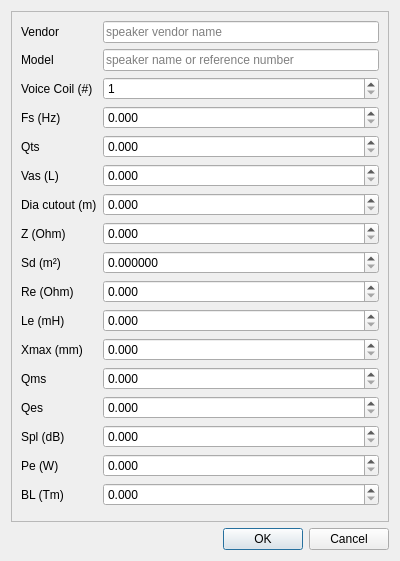
Above: speakerdialog.ui from be1/qspeakers before the change. Below: the same form after it.
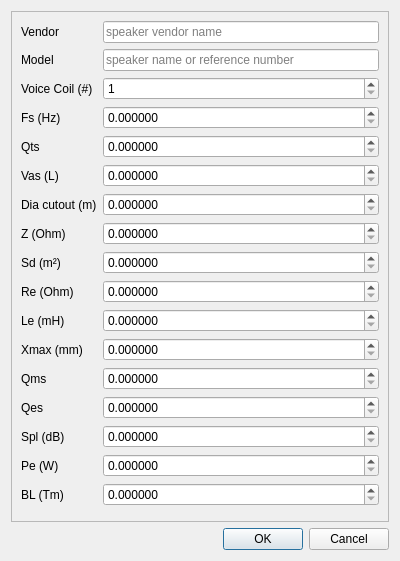
That is the form after the change.

Commit message: Increase decimals in spk edition popup

```diff
--- a/speakerdialog.ui
+++ b/speakerdialog.ui
@@ -21,7 +21,14 @@
       <bool>true</bool>
      </property>
     <widget class="QWidget" name="scrollAreaWidgetContents">
-
+      <property name="geometry">
+       <rect>
+        <x>0</x>
+        <y>0</y>
+        <width>366</width>
+        <height>577</height>
+       </rect>
+      </property>
     <layout class="QFormLayout" name="speakerFormLayout">
      <property name="fieldGrowthPolicy">
       <enum>QFormLayout::AllNonFixedFieldsGrow</enum>
@@ -64,7 +71,7 @@
      <item row="3" column="1">
       <widget class="QDoubleSpinBox" name="fsDoubleSpinBox">
        <property name="decimals">
-        <number>3</number>
+          <number>6</number>
        </property>
        <property name="maximum">
         <double>999.990000000000009</double>
@@ -81,7 +88,7 @@
      <item row="4" column="1">
       <widget class="QDoubleSpinBox" name="qtsDoubleSpinBox">
        <property name="decimals">
-        <number>3</number>
+          <number>6</number>
        </property>
       </widget>
      </item>
@@ -95,7 +102,7 @@
      <item row="5" column="1">
       <widget class="QDoubleSpinBox" name="vasDoubleSpinBox">
        <property name="decimals">
-        <number>3</number>
+          <number>6</number>
        </property>
        <property name="maximum">
         <double>9999.989999999999782</double>
@@ -112,7 +119,7 @@
      <item row="7" column="1">
       <widget class="QDoubleSpinBox" name="diaDoubleSpinBox">
        <property name="decimals">
-        <number>3</number>
+          <number>6</number>
        </property>
        <property name="maximum">
         <double>99.998999999999995</double>
@@ -129,7 +136,7 @@
      <item row="8" column="1">
       <widget class="QDoubleSpinBox" name="zDoubleSpinBox">
        <property name="decimals">
-        <number>3</number>
+          <number>6</number>
        </property>
       </widget>
      </item>
@@ -157,7 +164,7 @@
      <item row="10" column="1">
       <widget class="QDoubleSpinBox" name="reDoubleSpinBox">
        <property name="decimals">
-        <number>3</number>
+          <number>6</number>
        </property>
       </widget>
      </item>
@@ -171,7 +178,7 @@
      <item row="11" column="1">
       <widget class="QDoubleSpinBox" name="leDoubleSpinBox">
        <property name="decimals">
-        <number>3</number>
+          <number>6</number>
        </property>
       </widget>
      </item>
@@ -185,7 +192,7 @@
      <item row="12" column="1">
       <widget class="QDoubleSpinBox" name="xmaxDoubleSpinBox">
        <property name="decimals">
-        <number>3</number>
+          <number>6</number>
        </property>
       </widget>
      </item>
@@ -199,7 +206,7 @@
      <item row="13" column="1">
       <widget class="QDoubleSpinBox" name="qmsDoubleSpinBox">
        <property name="decimals">
-        <number>3</number>
+          <number>6</number>
        </property>
       </widget>
      </item>
@@ -213,7 +220,7 @@
      <item row="14" column="1">
       <widget class="QDoubleSpinBox" name="qesDoubleSpinBox">
        <property name="decimals">
-        <number>3</number>
+          <number>6</number>
        </property>
       </widget>
      </item>
@@ -227,7 +234,7 @@
      <item row="15" column="1">
       <widget class="QDoubleSpinBox" name="splDoubleSpinBox">
        <property name="decimals">
-        <number>3</number>
+          <number>6</number>
        </property>
        <property name="maximum">
         <double>999.990000000000009</double>
@@ -244,7 +251,7 @@
      <item row="16" column="1">
       <widget class="QDoubleSpinBox" name="peDoubleSpinBox">
        <property name="decimals">
-        <number>3</number>
+          <number>6</number>
        </property>
        <property name="maximum">
         <double>999.990000000000009</double>
@@ -261,7 +268,7 @@
      <item row="17" column="1">
       <widget class="QDoubleSpinBox" name="blDoubleSpinBox">
        <property name="decimals">
-        <number>3</number>
+          <number>6</number>
        </property>
       </widget>
      </item>
```
Left out of the diff: 7 changed lines with no effect on the pictures. Lines whose indentation alone changed are shown as unchanged.
